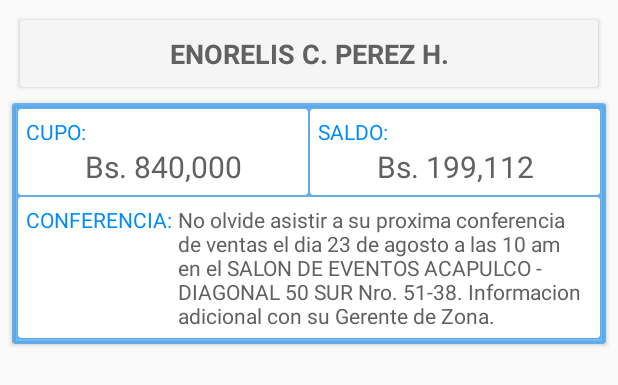
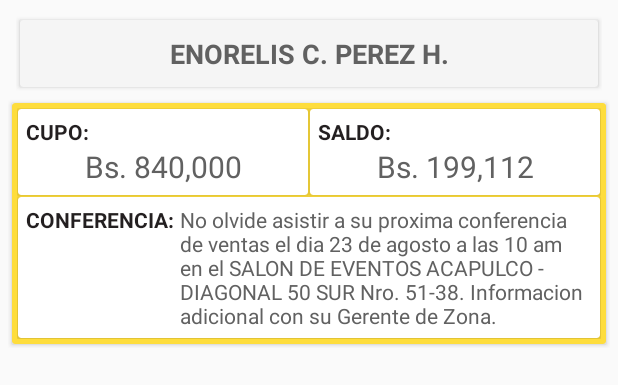
Before and after one commit to dupreemovil/DupreeBolivia--master, an Android app: the layout fragment_reporte_cupo_saldo_conf.xml on its own in the app's theme, with its tools: preview values and no code run, on a phone screen of 412 x 824 dp. Shown: the top 385 px of the screen. Run offline under Robolectric (Android 15) with nearby library versions, the phone set to English and light mode, and no system bars; network calls fail.

Commit message:
change color to cupo saldo screen

```diff
--- a/app/src/main/res/layout/fragment_reporte_cupo_saldo_conf.xml
+++ b/app/src/main/res/layout/fragment_reporte_cupo_saldo_conf.xml
@@ -47,7 +47,7 @@
         <android.support.v7.widget.CardView
 
             android:id="@+id/cardViewBackGround"
-            app:cardBackgroundColor="@color/transp_azulDupree"
+            app:cardBackgroundColor="@color/new_amarillo_114C"
             android:layout_margin="2.5dp"
             card_view:cardCornerRadius="6dp"
             card_view:cardElevation="10dp"
@@ -117,14 +117,15 @@
                             android:layout_margin="5dp"
                             android:layout_width="match_parent"
                             android:layout_height="wrap_content">
+
                             <TextView
                                 android:layout_width="match_parent"
                                 android:layout_height="wrap_content"
                                 android:gravity="start"
-                                android:textStyle="normal"
+                                android:text="CUPO:"
+                                android:textColor="@color/new_blackc"
                                 android:textSize="14sp"
-                                android:textColor="@color/azulDupree"
-                                android:text="CUPO:"/>
+                                android:textStyle="normal|bold" />
 
                             <TextView
                                 android:id="@+id/tvCupo"
@@ -153,14 +154,15 @@
                             android:layout_margin="5dp"
                             android:layout_width="match_parent"
                             android:layout_height="wrap_content">
+
                             <TextView
                                 android:layout_width="match_parent"
                                 android:layout_height="wrap_content"
                                 android:gravity="start"
-                                android:textStyle="normal"
+                                android:text="SALDO:"
+                                android:textColor="@color/new_blackc"
                                 android:textSize="14sp"
-                                android:textColor="@color/azulDupree"
-                                android:text="SALDO:"/>
+                                android:textStyle="normal|bold" />
                             <TextView
                                 android:id="@+id/tvSaldo"
                                 android:layout_width="match_parent"
@@ -200,10 +202,10 @@
                                 android:layout_width="wrap_content"
                                 android:layout_height="wrap_content"
                                 android:gravity="start"
-                                android:textStyle="normal"
+                                android:text="CONFERENCIA: "
+                                android:textColor="@color/new_blackc"
                                 android:textSize="14sp"
-                                android:textColor="@color/azulDupree"
-                                android:text="CONFERENCIA: "/>
+                                android:textStyle="normal|bold" />
 
                             <TextView
                                 android:id="@+id/tvConferencia"
```
